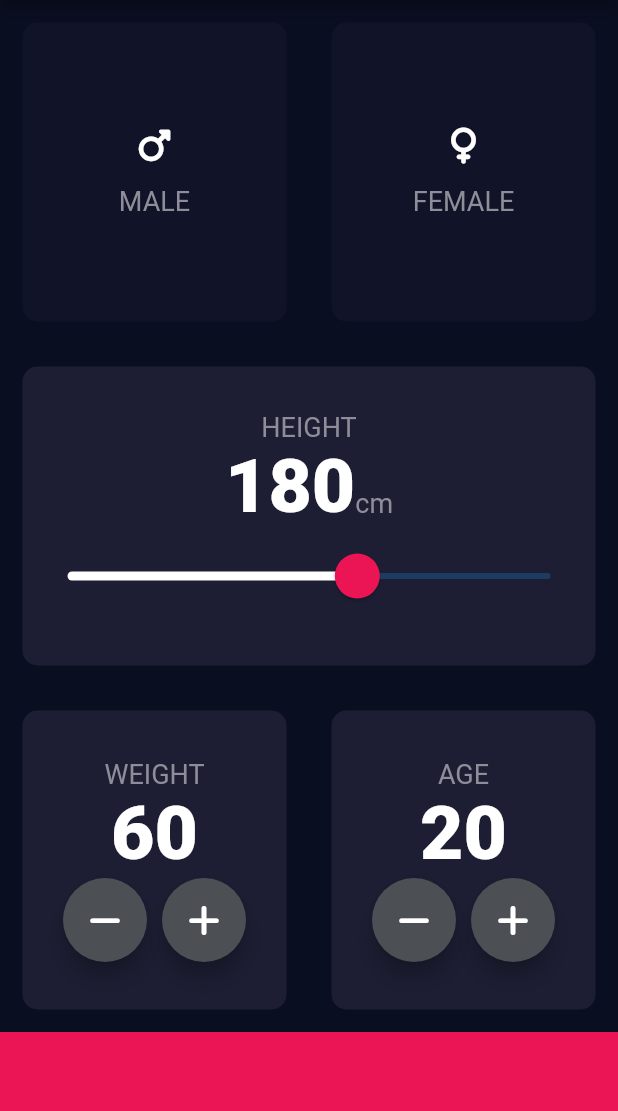
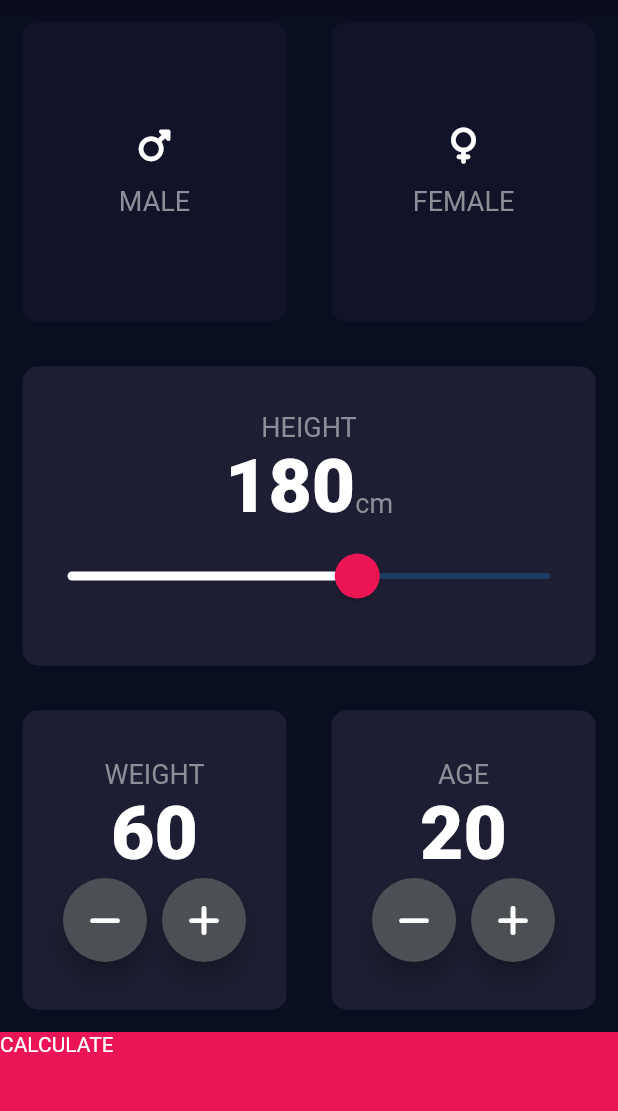
Before and after one commit to OluwatuyiAbiola/BMI_Calculator, a Flutter app: the screen it shows after launch, on a phone screen of 412 x 824 dp, the part 84-1195 px from its top. Run offline on Flutter 3.47's test engine with Material 2 defaults, Android fonts, the phone set to English and light mode, and no system bars; our stand-ins replace font_awesome_flutter.

Commit message:
created a route for input_page to result_page

```diff
--- a/lib/input_page.dart
+++ b/lib/input_page.dart
@@ -1,12 +1,13 @@
 // ignore_for_file: prefer_const_constructors
 
+import 'package:bmi_calculator/result_page.dart';
 import 'package:flutter/material.dart';
 import 'package:font_awesome_flutter/font_awesome_flutter.dart';
 //importing both icon and card design from created modules
 import 'Icon_content.dart';
 import 'Reusable_card.dart';
 import 'constant.dart';
-
+import 'result_page.dart';
 //create a variable
 
 
@@ -298,11 +299,25 @@ class _InputPageState extends State<InputPage> {
               ],
             ),
           ),
-          Container(
-            color: kBottomContainerColour,
-            // margin: EdgeInsets.only(top: 10.0),
-            width: double.infinity,
-            height: kBottomContainerHeight,
+          GestureDetector(
+            onTap:(){
+              Navigator.push(
+                context,
+                MaterialPageRoute(
+                  builder: ((context) => ResultPage()
+                )
+              )
+              );
+            },
+            child: Container(
+              color: kBottomContainerColour,
+              // margin: EdgeInsets.only(top: 10.0),
+              width: double.infinity,
+              height: kBottomContainerHeight,
+              child: Text(
+                'CALCULATE'
+              ),
+            ),
           )
         ],
 
```
